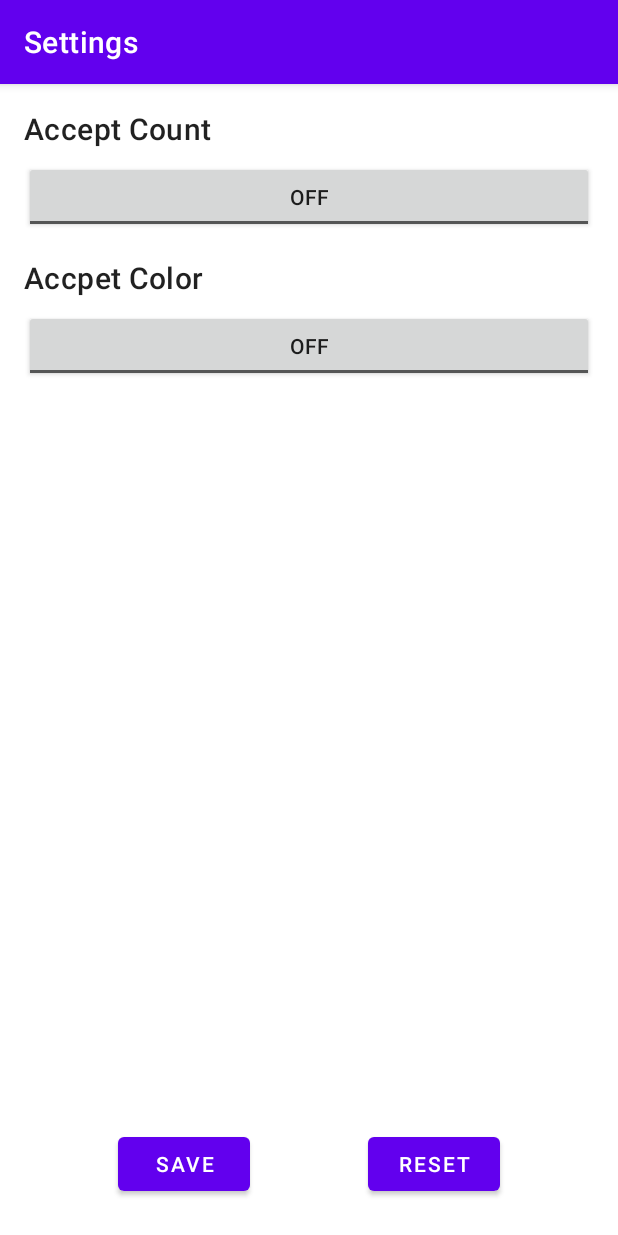
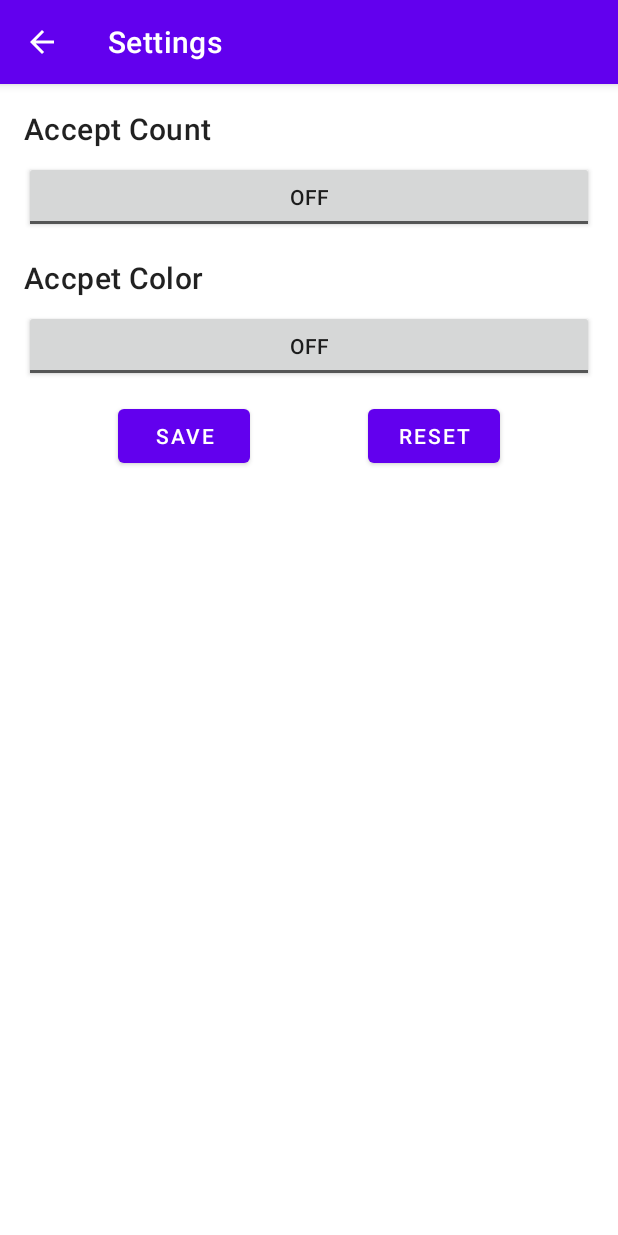
Before and after one commit to imAtulSharma/Codelab, an Android app: the SettingsActivity screen opened directly, with no data from a screen before it, on a phone screen of 412 x 824 dp. Run offline under Robolectric (Android 15) with nearby library versions, the phone set to English and light mode, and no system bars.

Commit message:
Update: readme and some minor changes

```diff
--- a/app/src/main/AndroidManifest.xml
+++ b/app/src/main/AndroidManifest.xml
@@ -9,7 +9,8 @@
         android:roundIcon="@mipmap/ic_launcher_round"
         android:supportsRtl="true"
         android:theme="@style/Theme.Codelab">
-        <activity android:name=".SettingsActivity"></activity>
+        <activity android:name=".SettingsActivity"
+            android:parentActivityName=".MainActivity"/>
         <activity android:name=".MainActivity">
             <intent-filter>
                 <action android:name="android.intent.action.MAIN" />
--- a/app/src/main/java/com/streamliners/codelab/SettingsActivity.java
+++ b/app/src/main/java/com/streamliners/codelab/SettingsActivity.java
@@ -180,9 +180,9 @@ public class SettingsActivity extends AppCompatActivity {
         // When count changed selected
         if (isColorSelected) {
             switch (binding.spinnerColor.getSelectedItemPosition()) {
-                case 1: color = getResources().getColor(R.color.red);
+                case 1: color = getResources().getColor(R.color.black);
                     break;
-                case 2: color = getResources().getColor(R.color.black);
+                case 2: color = getResources().getColor(R.color.red);
                     break;
                 case 3: color = getResources().getColor(R.color.blue);
                     break;
--- a/app/src/main/res/layout/activity_settings.xml
+++ b/app/src/main/res/layout/activity_settings.xml
@@ -1,9 +1,15 @@
 <?xml version="1.0" encoding="utf-8"?>
-<androidx.constraintlayout.widget.ConstraintLayout xmlns:android="http://schemas.android.com/apk/res/android"
+
+<ScrollView xmlns:android="http://schemas.android.com/apk/res/android"
     xmlns:app="http://schemas.android.com/apk/res-auto"
     xmlns:tools="http://schemas.android.com/tools"
     android:layout_width="match_parent"
-    android:layout_height="match_parent"
+    android:layout_height="wrap_content"
+    tools:context=".SettingsActivity">
+
+    <androidx.constraintlayout.widget.ConstraintLayout
+    android:layout_width="match_parent"
+    android:layout_height="wrap_content"
     tools:context=".SettingsActivity">
 
     <!--  To accept count  -->
@@ -94,13 +100,14 @@
         android:id="@+id/button_save"
         android:layout_width="wrap_content"
         android:layout_height="wrap_content"
-        android:layout_marginBottom="24dp"
+        android:layout_marginTop="12dp"
+        android:layout_marginBottom="8dp"
         android:text="@string/title_button_save"
-        app:layout_constraintBottom_toBottomOf="parent"
         app:layout_constraintEnd_toStartOf="@+id/button_reset"
         app:layout_constraintHorizontal_bias="0.5"
         app:layout_constraintHorizontal_chainStyle="spread"
-        app:layout_constraintStart_toStartOf="parent" />
+        app:layout_constraintStart_toStartOf="parent"
+        app:layout_constraintTop_toBottomOf="@+id/spinner_color" />
 
     <Button
         android:id="@+id/button_reset"
@@ -113,3 +120,5 @@
         app:layout_constraintStart_toEndOf="@+id/button_save" />
 
 </androidx.constraintlayout.widget.ConstraintLayout>
+
+</ScrollView>
```
Also changed, not shown: 1 other file.
